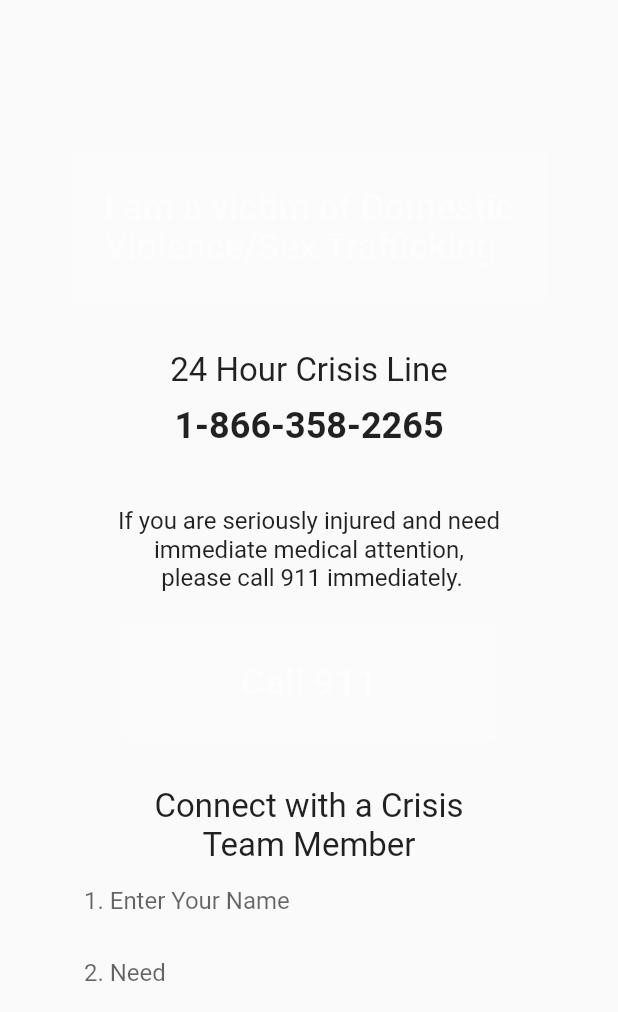
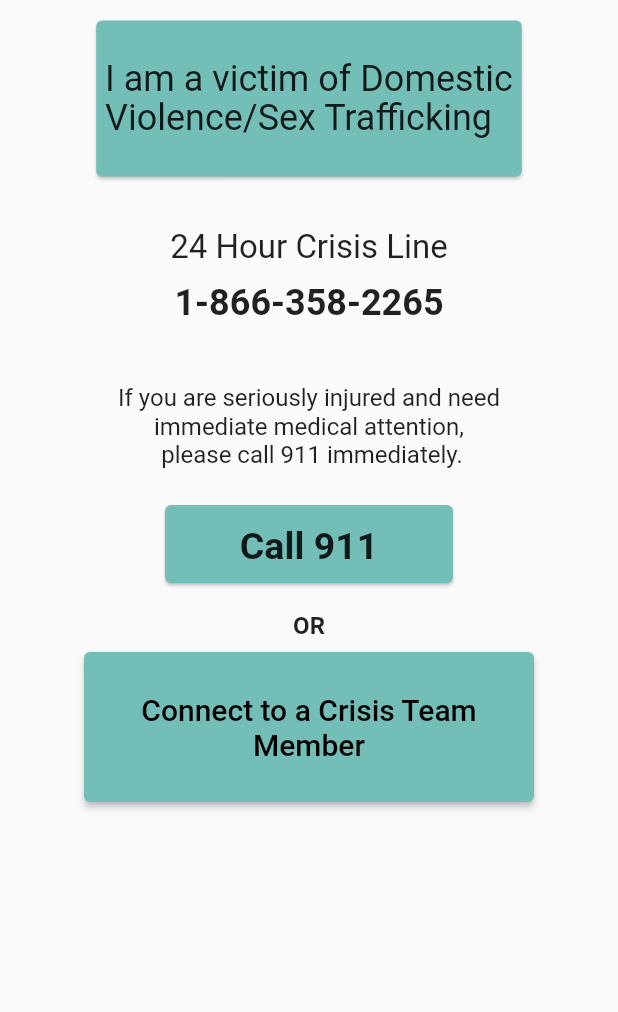
Before and after one commit to GaelleAgahozo/Homeless-Tonight-, a Flutter app: the screen it shows after launch, after a tap on an icon or button, on a phone screen of 412 x 824 dp, the part 224-1236 px from its top. Run offline on Flutter 3.47's test engine with Material 2 defaults, Android fonts, the phone set to English and light mode, and no system bars.

Commit message:
Fixing Domestic Violence Screen

```diff
--- a/homeless_tonight/lib/domesticviolence.dart
+++ b/homeless_tonight/lib/domesticviolence.dart
@@ -7,25 +7,25 @@ class DomesticViolenceScreen extends StatelessWidget {
   @override
   Widget build(BuildContext context) {
     return HomelessTonightPage(
-      child: Column(children: const <Widget>[
-        Align(
+      child: Column(children: <Widget>[
+        const Align(
           alignment: Alignment.center,
         ),
         Padding(
-            padding: EdgeInsets.only(top: 100, bottom: 10),
-            child: ElevatedButton(
-                onPressed: null,
-                child: Text(
+            padding: const EdgeInsets.only(top: 10, bottom: 10),
+            child: Card(
+                color: Theme.of(context).colorScheme.surface,
+                child: const Text(
                     "\n I am a victim of Domestic \n Violence/Sex Trafficking \n",
                     style: TextStyle(fontSize: 24, height: 1.1)))),
-        Padding(
+        const Padding(
             padding: EdgeInsets.only(top: 20, bottom: 5),
             child: Text("24 Hour Crisis Line", style: TextStyle(fontSize: 22))),
-        Padding(
+        const Padding(
             padding: EdgeInsets.only(top: 5, bottom: 30),
             child: Text("1-866-358-2265",
                 style: TextStyle(fontSize: 24, fontWeight: FontWeight.bold))),
-        Padding(
+        const Padding(
             padding: EdgeInsets.only(top: 10, bottom: 10),
             child: Text(
               "If you are seriously injured and need\nimmediate medical attention,\n please call 911 immediately.",
@@ -33,49 +33,111 @@ class DomesticViolenceScreen extends StatelessWidget {
               textAlign: TextAlign.center,
             )),
         Padding(
-            padding: EdgeInsets.only(top: 10, bottom: 20),
+            padding: const EdgeInsets.only(top: 10, bottom: 10),
             child: SizedBox(
-              width: 250,
-              height: 80,
-              child: ElevatedButton(
-                  onPressed: null,
-                  child: Text("Call 911",
-                      style: TextStyle(fontSize: 25, height: 1.1))),
+              width: 200,
+              height: 60,
+              child: Card(
+                  color: Theme.of(context).colorScheme.surface,
+                  child: const Text(
+                    "Call 911",
+                    style: TextStyle(
+                        fontSize: 25, height: 1.8, fontWeight: FontWeight.bold),
+                    textAlign: TextAlign.center,
+                  )),
+            )),
+        const Padding(
+            padding: EdgeInsets.only(top: 5, bottom: 5),
+            child: Text(
+              "OR",
+              style: TextStyle(fontSize: 16, fontWeight: FontWeight.bold),
+              textAlign: TextAlign.center,
             )),
         Padding(
-            padding: EdgeInsets.only(top: 10),
-            child: Text(
-              "Connect with a Crisis\nTeam Member",
-              style: TextStyle(fontSize: 22),
-              textAlign: TextAlign.center,
-            )),
-        SizedBox(
-          width: 300,
-          child: TextField(
-            decoration: InputDecoration(hintText: "1. Enter Your Name"),
-            //Connect User Inputs to Controller
-            controller: null,
-          ),
-        ),
-        SizedBox(
-          width: 300,
-          child: TextField(
-            decoration: InputDecoration(hintText: "2. Need"),
-            //Connect User Inputs to Controller
-            controller: null,
-          ),
-        ),
-        Padding(
-            padding: EdgeInsets.only(top: 3),
+            padding: const EdgeInsets.only(top: 3),
             child: SizedBox(
-              width: 150,
-              height: 60,
+              width: 300,
+              height: 100,
               child: ElevatedButton(
-                  onPressed: null,
-                  child: Text("Send",
-                      style: TextStyle(fontSize: 20, height: 0.5))),
+                  onPressed: () {
+                    _displayTextInputDialog(context);
+                  },
+                  child: const Text(
+                    "Connect to a Crisis Team Member",
+                    style: TextStyle(fontSize: 20, color: Colors.black),
+                    textAlign: TextAlign.center,
+                  )),
             )),
       ]),
     );
   }
 }
+
+final TextEditingController nameController = TextEditingController();
+final TextEditingController needController = TextEditingController();
+final ButtonStyle yesStyle = ElevatedButton.styleFrom(
+    textStyle: const TextStyle(fontSize: 20), primary: Colors.green);
+final ButtonStyle noStyle = ElevatedButton.styleFrom(
+    textStyle: const TextStyle(fontSize: 20), primary: Colors.red);
+String nameText = '';
+String needText = '';
+
+Future<void> _displayTextInputDialog(BuildContext context) async {
+  print("Loading Dialog");
+  return showDialog(
+      context: context,
+      builder: (context) {
+        return AlertDialog(
+          title: const Text('Contact a Crisis Team Member:'),
+          content: Column(mainAxisSize: MainAxisSize.min, children: [
+            TextField(
+              onChanged: (value) {
+                nameText = value;
+              },
+              controller: nameController,
+              decoration: const InputDecoration(hintText: "Enter Your Name"),
+            ),
+            TextField(
+              onChanged: (value) {
+                needText = value;
+              },
+              controller: needController,
+              decoration: const InputDecoration(hintText: "Enter Your Need"),
+            ),
+          ]),
+          actions: <Widget>[
+            ElevatedButton(
+              key: const Key("OKButton"),
+              style: yesStyle,
+              child: const Text('OK'),
+              onPressed: () {
+                _handleNewItem(nameText);
+                _handleNewItem(needText);
+                Navigator.pop(context);
+              },
+            ),
+
+            // https://stackoverflow.com/questions/52468987/how-to-turn-disabled-button-into-enabled-button-depending-on-conditions
+            ValueListenableBuilder<TextEditingValue>(
+              valueListenable: needController,
+              builder: (context, value, child) {
+                return ElevatedButton(
+                  key: const Key("CancelButton"),
+                  style: noStyle,
+                  onPressed: () {
+                    Navigator.pop(context);
+                  },
+                  child: const Text('Cancel'),
+                );
+              },
+            ),
+          ],
+        );
+      });
+}
+
+void _handleNewItem(String itemText) {
+  print("Adding new item");
+  nameController.clear();
+  needController.clear();
+}
```
